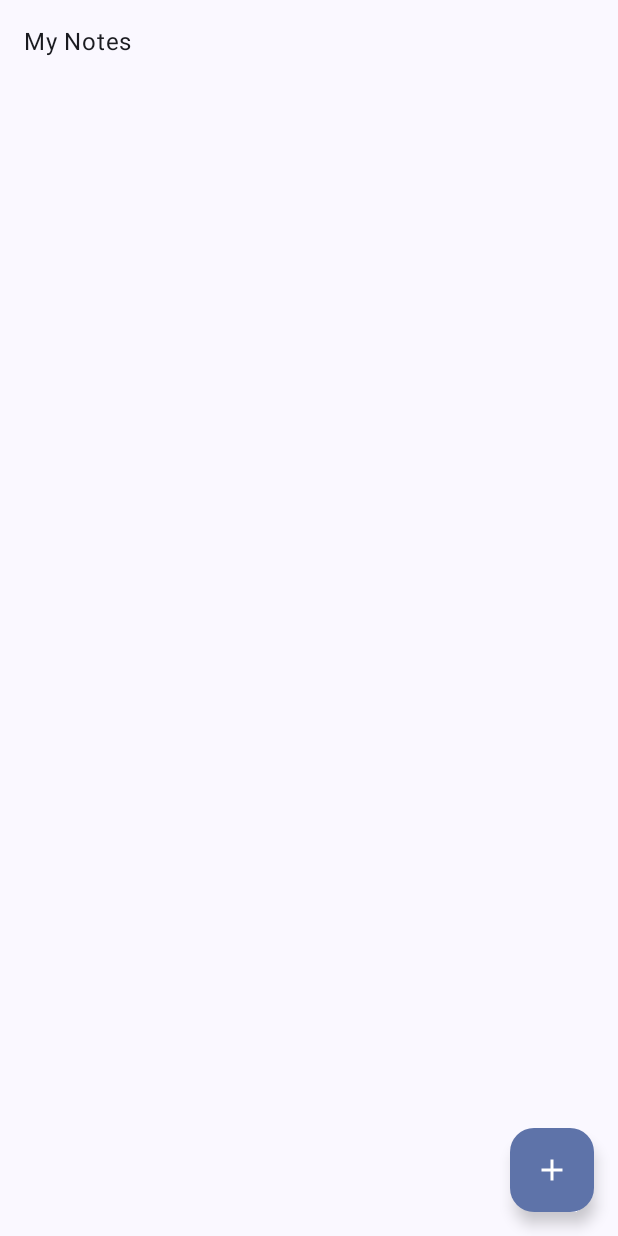
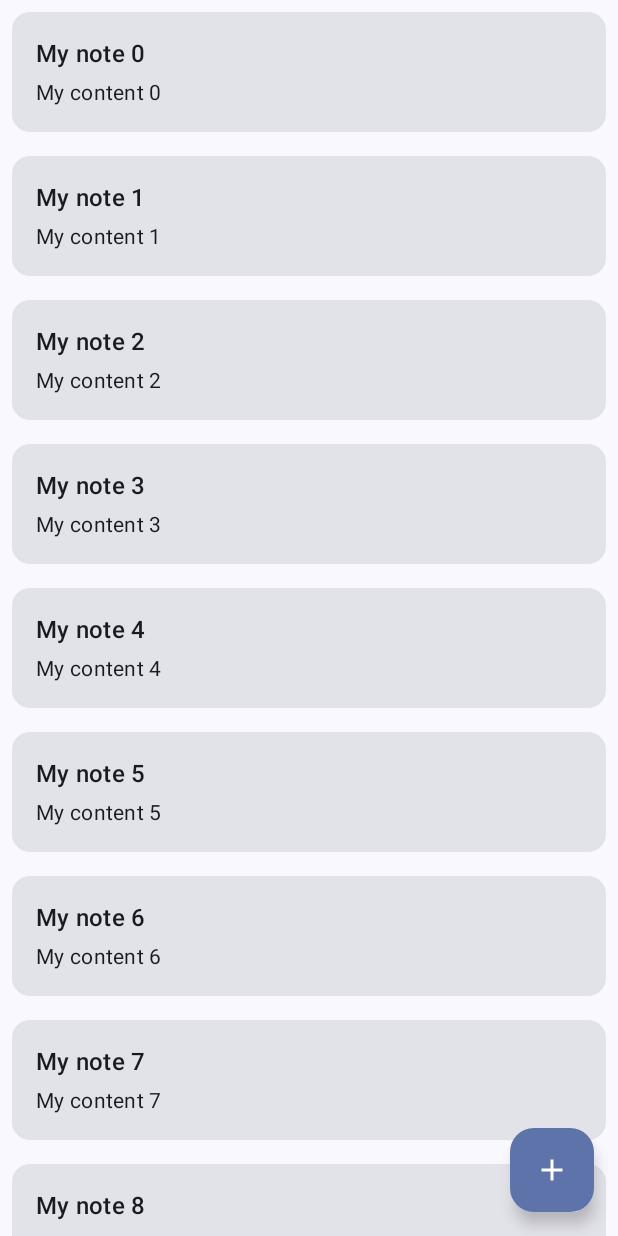
Before and after one commit to ZaferGuvenn/MindScopeBasicNoteAppCompose, an Android app built with Jetpack Compose: the MainScreen screen opened through its navigation route, on a phone screen of 412 x 824 dp. Run offline under Robolectric (Android 15) with nearby library versions, the phone set to English and light mode, and no system bars; our stand-ins replace Dagger/Hilt's generated code.

Commit message:
dummy notes added on main screen for style customization

```diff
--- /dev/null
+++ b/app/src/main/java/com/lafimsize/mindscope/data/model/Note.kt
@@ -0,0 +1,10 @@
+package com.lafimsize.mindscope.data.model
+
+
+data class Note(
+    val id:Int,
+    val title:String,
+    val content:String,
+    val timestamp: Long,
+    val isFavorite: Boolean = false
+)
--- a/app/src/main/java/com/lafimsize/mindscope/ui/screen/MainScreen.kt
+++ b/app/src/main/java/com/lafimsize/mindscope/ui/screen/MainScreen.kt
@@ -1,25 +1,58 @@
 package com.lafimsize.mindscope.ui.screen
 
 
+import androidx.compose.foundation.clickable
 import androidx.compose.foundation.layout.Column
+import androidx.compose.foundation.layout.Spacer
+import androidx.compose.foundation.layout.fillMaxSize
+import androidx.compose.foundation.layout.height
 import androidx.compose.foundation.layout.padding
+import androidx.compose.foundation.lazy.LazyColumn
+import androidx.compose.foundation.lazy.items
+import androidx.compose.material3.Card
+import androidx.compose.material3.MaterialTheme
 import androidx.compose.material3.Scaffold
 import androidx.compose.material3.Text
-import androidx.compose.runtime.Composable
+import androidx.compose.runtime.*
 import androidx.compose.ui.Modifier
 import androidx.compose.ui.unit.dp
+import androidx.lifecycle.viewmodel.compose.viewModel
 import androidx.navigation.NavController
+import com.lafimsize.mindscope.data.model.Note
 import com.lafimsize.mindscope.ui.components.CustomFloatingActionButton
 
 @Composable
-fun MainScreen(navController: NavController) {
+fun MainScreen(
+    navController: NavController,
+    viewModel: MainViewModel=viewModel()
+) {
+
+    val notes by viewModel.notes.collectAsState()
 
     Scaffold(
         floatingActionButton = { CustomFloatingActionButton(navController) }
     ) { innerPadding->
 
-        Column(Modifier.padding(innerPadding)) {
-            Text("My Notes", modifier=Modifier.padding(16.dp))
+        LazyColumn(Modifier.padding(innerPadding)) {
+            items(notes) { note->
+                NoteItem(note = note)
+            }
         }
     }
 }
+
+@Composable
+fun NoteItem(note: Note){
+
+    Card(
+        Modifier.padding(8.dp).fillMaxSize().clickable{}
+    ) {
+
+        Column(Modifier.padding(16.dp)) {
+
+            Text(text = note.title, style = MaterialTheme.typography.titleMedium)
+            Spacer(Modifier.height(4.dp))
+            Text(text = note.content, maxLines = 2, style = MaterialTheme.typography.bodyMedium)
+        }
+    }
+}
--- /dev/null
+++ b/app/src/main/java/com/lafimsize/mindscope/ui/screen/MainViewModel.kt
@@ -0,0 +1,31 @@
+package com.lafimsize.mindscope.ui.screen
+
+import androidx.lifecycle.ViewModel
+import com.lafimsize.mindscope.data.model.Note
+import kotlinx.coroutines.flow.MutableStateFlow
+import kotlinx.coroutines.flow.StateFlow
+
+class MainViewModel:ViewModel() {
+
+    private val _notes = MutableStateFlow<List<Note>>(generateDummyNotes())
+    val notes: StateFlow<List<Note>> = _notes
+
+    private fun generateDummyNotes():List<Note>{
+
+        val exmNotes=arrayListOf<Note>()
+        repeat(10) {
+            val note= Note(
+                id = it,
+                title = "My note $it",
+                content = "My content $it",
+                timestamp = System.currentTimeMillis(),
+                isFavorite = it%4==0// exm 4th and 8th
+            )
+            exmNotes.add(note)
+        }
+
+
+
+        return exmNotes
+    }
+}
```
